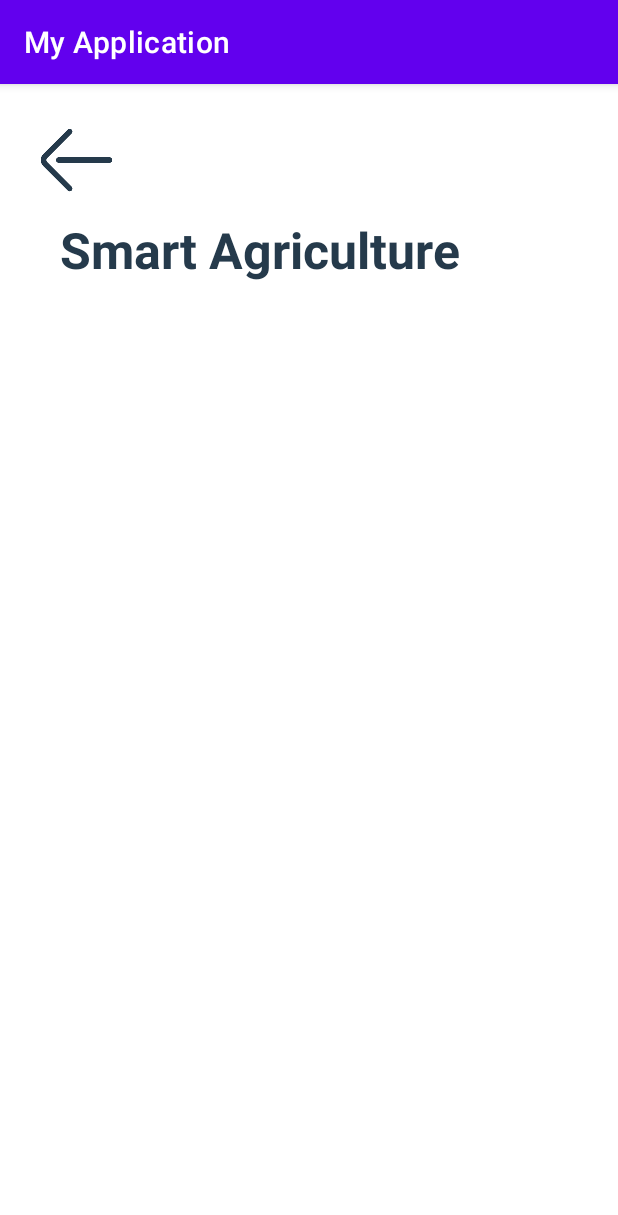
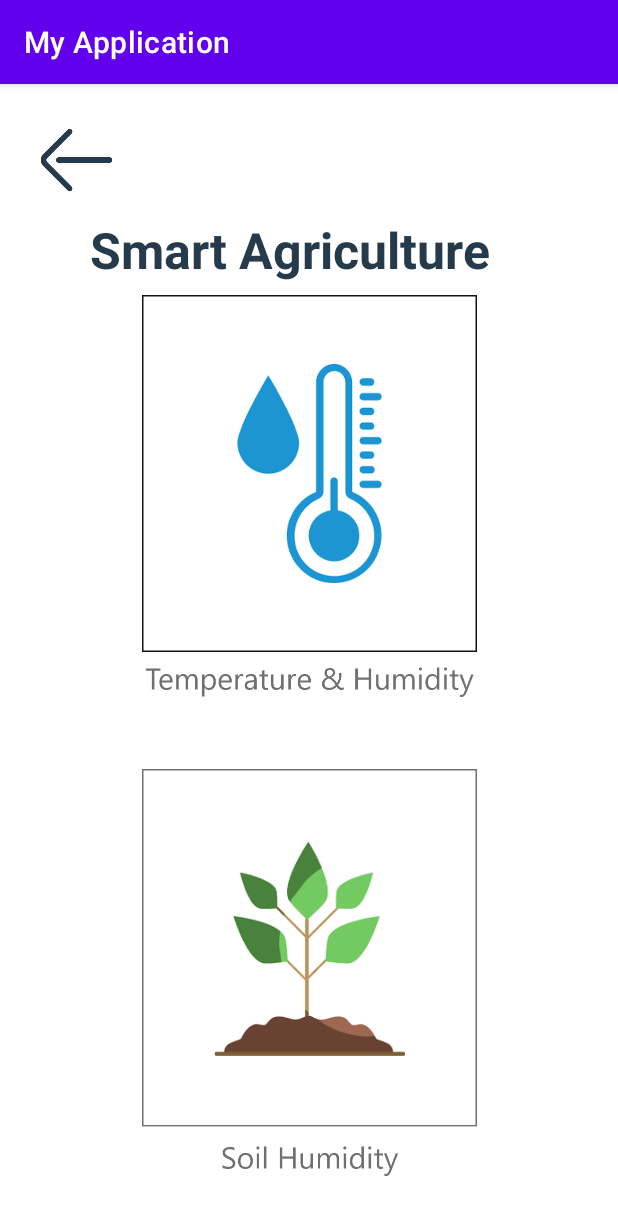
Before and after one commit to Jacky0111/BAIT-2123-Internet-of-Things-Assignment, an Android app: the SmartAgriculture screen opened directly, with no data from a screen before it, on a phone screen of 412 x 824 dp. Shown: the top 1215 px of the screen. Run offline under Robolectric (Android 15) with nearby library versions, the phone set to English and light mode, and no system bars.

Commit message:
Update activity_smart_agriculture.xml

```diff
--- a/IoTAssignment/app/src/main/res/layout/activity_smart_agriculture.xml
+++ b/IoTAssignment/app/src/main/res/layout/activity_smart_agriculture.xml
@@ -22,7 +22,7 @@
         android:id="@+id/stockIn"
         android:layout_width="wrap_content"
         android:layout_height="wrap_content"
-        android:layout_marginStart="40dp"
+        android:layout_marginStart="60dp"
         android:layout_marginTop="88dp"
         android:text="@string/smart_agriculture"
         android:textColor="#253A4B"
@@ -31,4 +31,28 @@
         app:layout_constraintStart_toStartOf="parent"
         app:layout_constraintTop_toTopOf="parent" />
 
+    <ImageButton
+        android:id="@+id/imageButton2"
+        android:layout_width="267dp"
+        android:layout_height="283dp"
+        android:background="@color/white"
+        app:layout_constraintEnd_toEndOf="parent"
+        app:layout_constraintStart_toStartOf="parent"
+        app:layout_constraintTop_toBottomOf="@+id/stockIn"
+        app:srcCompat="@drawable/temp_button"
+        android:contentDescription="@string/image"/>
+
+    <ImageButton
+        android:id="@+id/imageButton4"
+        android:layout_width="265dp"
+        android:layout_height="283dp"
+        android:background="@color/white"
+        app:layout_constraintBottom_toBottomOf="parent"
+        app:layout_constraintEnd_toEndOf="parent"
+        app:layout_constraintStart_toStartOf="parent"
+        app:layout_constraintTop_toBottomOf="@+id/imageButton2"
+        app:srcCompat="@drawable/soil_button"
+        android:contentDescription="@string/image"/>
+
+
 </androidx.constraintlayout.widget.ConstraintLayout>
```
